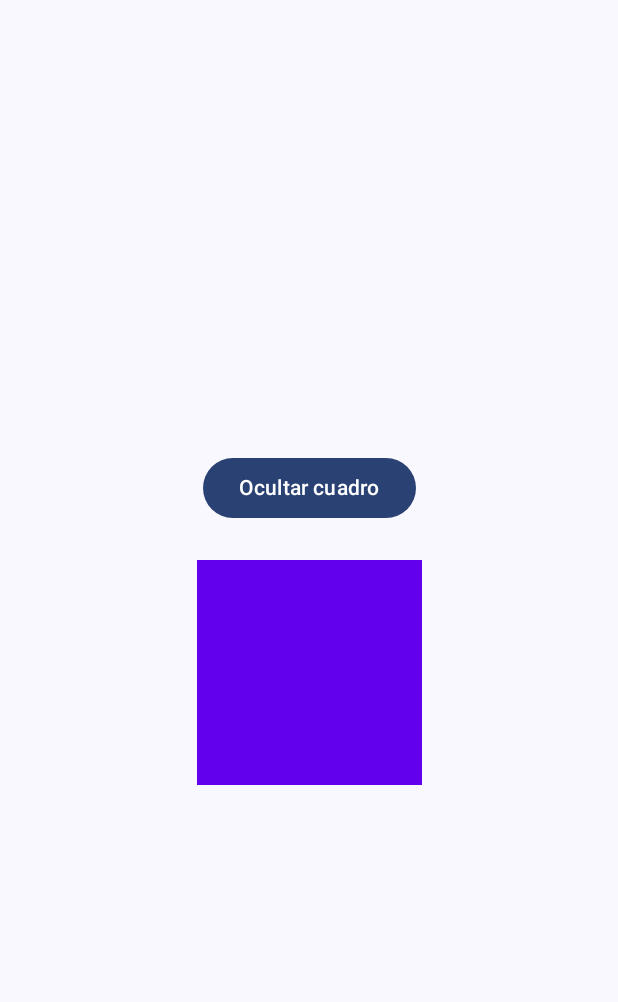
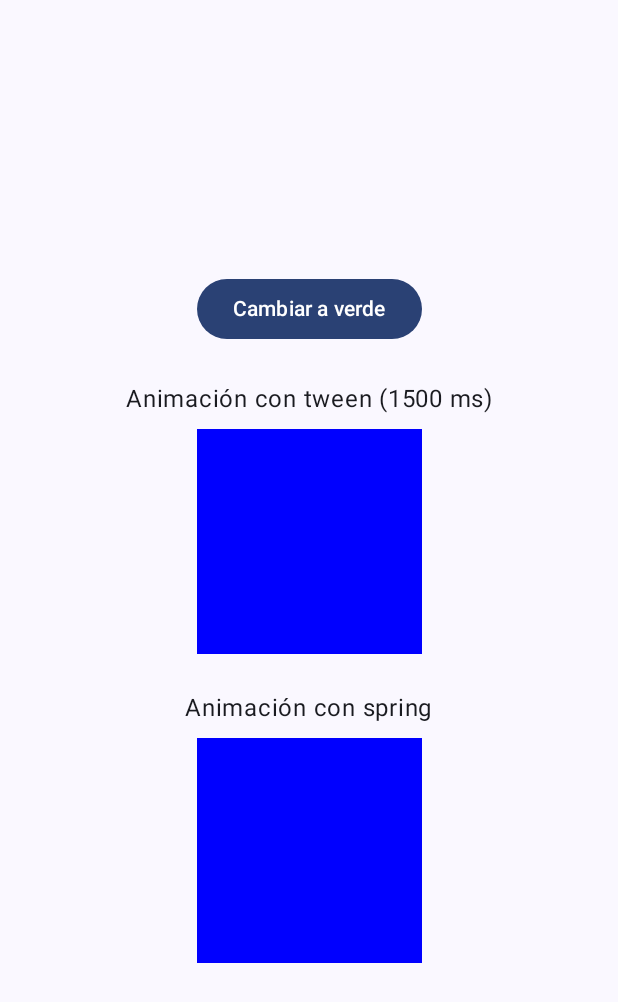
Before and after one commit to cristiantunco6-cyber/Lab13Animaciones, an Android app built with Jetpack Compose: the screen it shows after launch (MainActivity), on a phone screen of 412 x 824 dp. Shown: the top 1002 px of the screen. Run offline under Robolectric (Android 15) with nearby library versions, the phone set to English and light mode, and no system bars.

Commit message:
Ejercicio 2 animateColorAsState con tween y spring

```diff
--- /dev/null
+++ b/app/src/main/java/com/example/lab13animaciones/Ejercicio2.kt
@@ -0,0 +1,70 @@
+package com.example.lab13animaciones
+
+import androidx.compose.animation.animateColorAsState
+import androidx.compose.animation.core.Spring
+import androidx.compose.animation.core.spring
+import androidx.compose.animation.core.tween
+import androidx.compose.foundation.background
+import androidx.compose.foundation.layout.*
+import androidx.compose.material3.Button
+import androidx.compose.material3.Text
+import androidx.compose.runtime.*
+import androidx.compose.ui.Alignment
+import androidx.compose.ui.Modifier
+import androidx.compose.ui.graphics.Color
+import androidx.compose.ui.unit.dp
+
+@Composable
+fun Ejercicio2() {
+    // Estado que indica si el cuadro es azul o verde
+    var esAzul by remember { mutableStateOf(true) }
+
+    // Color animado con tween (duración fija de 1.5 s)
+    val colorTween by animateColorAsState(
+        targetValue = if (esAzul) Color.Blue else Color.Green,
+        animationSpec = tween(durationMillis = 1500),
+        label = "colorTween"
+    )
+
+    // Color animado con spring (efecto resorte)
+    val colorSpring by animateColorAsState(
+        targetValue = if (esAzul) Color.Blue else Color.Green,
+        animationSpec = spring(
+            dampingRatio = Spring.DampingRatioMediumBouncy,
+            stiffness = Spring.StiffnessVeryLow
+        ),
+        label = "colorSpring"
+    )
+
+    Column(
+        modifier = Modifier
+            .fillMaxSize()
+            .padding(16.dp),
+        horizontalAlignment = Alignment.CenterHorizontally,
+        verticalArrangement = Arrangement.Center
+    ) {
+        Button(onClick = { esAzul = !esAzul }) {
+            Text(if (esAzul) "Cambiar a verde" else "Cambiar a azul")
+        }
+
+        Spacer(modifier = Modifier.height(24.dp))
+
+        Text("Animación con tween (1500 ms)")
+        Spacer(modifier = Modifier.height(8.dp))
+        Box(
+            modifier = Modifier
+                .size(150.dp)
+                .background(colorTween)
+        )
+
+        Spacer(modifier = Modifier.height(24.dp))
+
+        Text("Animación con spring")
+        Spacer(modifier = Modifier.height(8.dp))
+        Box(
+            modifier = Modifier
+                .size(150.dp)
+                .background(colorSpring)
+        )
+    }
+}
--- a/app/src/main/java/com/example/lab13animaciones/MainActivity.kt
+++ b/app/src/main/java/com/example/lab13animaciones/MainActivity.kt
@@ -21,7 +21,7 @@ class MainActivity : ComponentActivity() {
             Lab13AnimacionesTheme {
                 Scaffold(modifier = Modifier.fillMaxSize()) { innerPadding ->
                     Box(modifier = Modifier.padding(innerPadding)) {
-                        Ejercicio1()
+                        Ejercicio2()
                     }
                 }
             }
@@ -33,6 +33,6 @@ class MainActivity : ComponentActivity() {
 @Composable
 fun GreetingPreview() {
     Lab13AnimacionesTheme {
-        Ejercicio1()
+        Ejercicio2()
     }
 }
```
